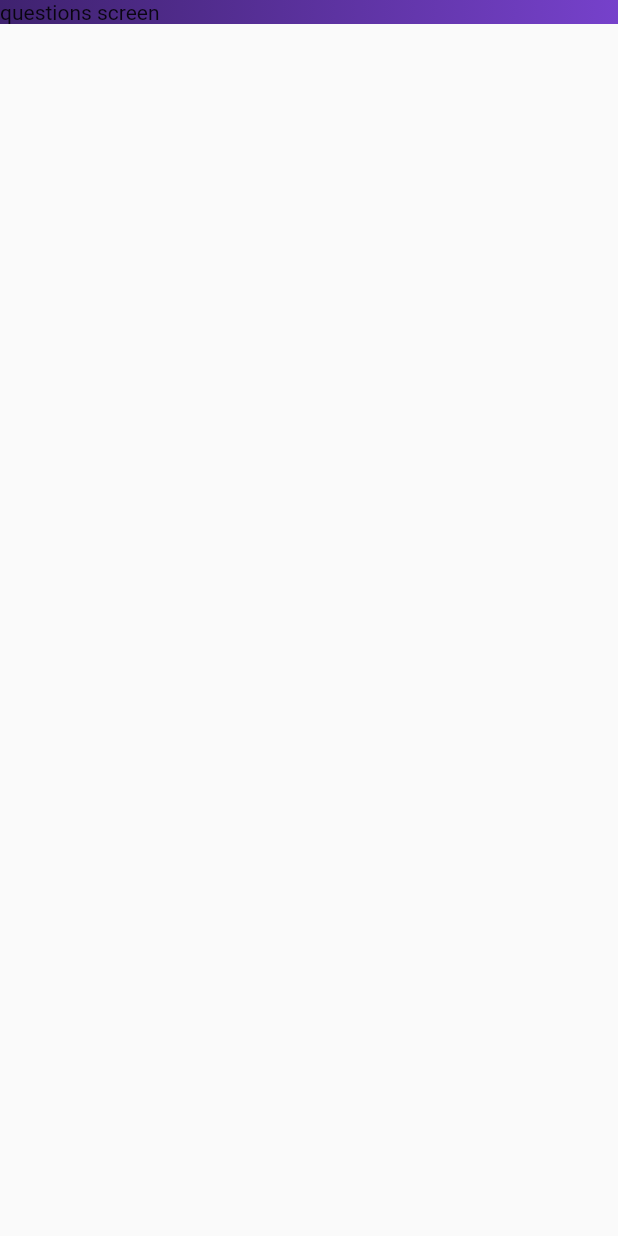
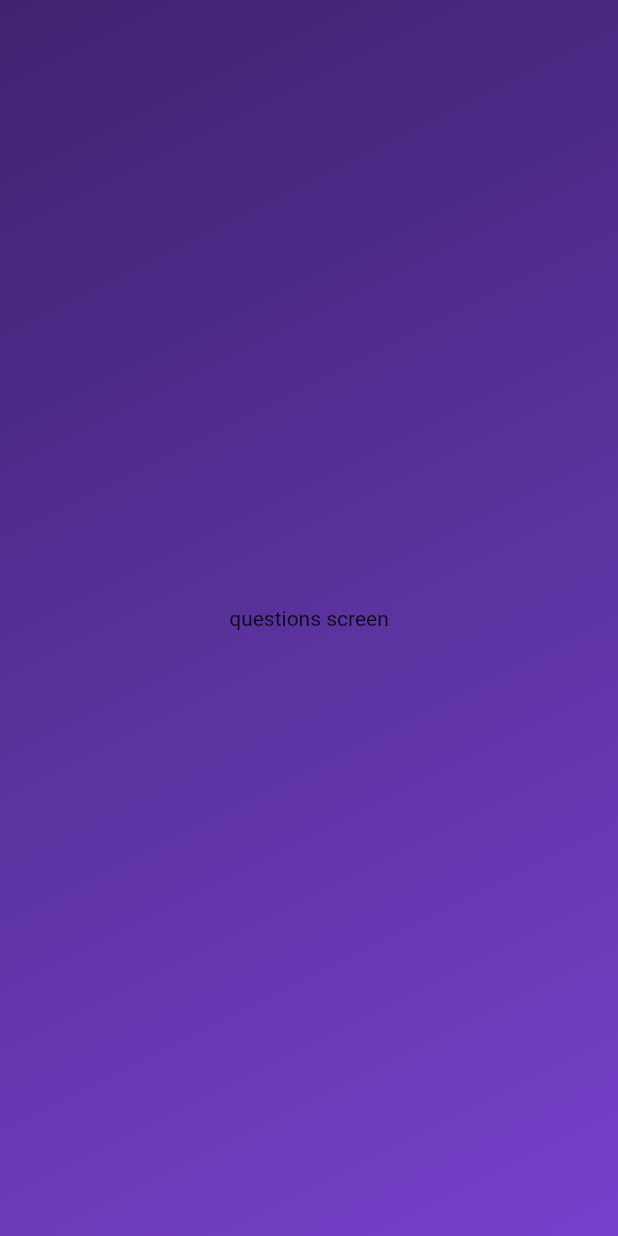
Before and after one commit to mohammedf99/quiz_app, a Flutter app: the screen it shows after launch, after a tap on "Start Quiz", on a phone screen of 412 x 824 dp. Run offline on Flutter 3.47's test engine with Material 2 defaults, Android fonts, the phone set to English and light mode, and no system bars.

Commit message:
using different approach to conditionally display screens

```diff
--- a/lib/questions_screen.dart
+++ b/lib/questions_screen.dart
@@ -10,6 +10,6 @@ class QuestionsScreen extends StatefulWidget {
 class _QuestionsScreenState extends State<QuestionsScreen> {
   @override
   Widget build(BuildContext context) {
-    return const Text("questions screen");
+    return const Center(child: Text("questions screen"));
   }
 }
--- a/lib/quiz.dart
+++ b/lib/quiz.dart
@@ -11,18 +11,22 @@ class Quiz extends StatefulWidget {
 }
 
 class _QuizState extends State<Quiz> {
-  Widget? activeScreen;
 
-  @override
-  void initState() {
-    // TODO: implement initState
-    activeScreen = StartScreen(switchScreen);
-    super.initState();
-  }
+  // To get rid of initState, terinary expression can be used.
+  String activeScreen = 'start';
+
+  // Widget? activeScreen;
+
+  // @override
+  // void initState() {
+  //   activeScreen = StartScreen(switchScreen);
+  //   super.initState();
+  // }
 
   void switchScreen() {
     setState(() {
-      activeScreen = const QuestionsScreen();
+      // activeScreen = const QuestionsScreen();
+      activeScreen = 'question';
     });
   }
 
@@ -43,7 +47,7 @@ class _QuizState extends State<Quiz> {
               end: Alignment.bottomRight,
             ),
           ),
-          child: activeScreen,
+          child: activeScreen == 'start' ? StartScreen(switchScreen) : const QuestionsScreen(),
         ),
       ),
     );
```
